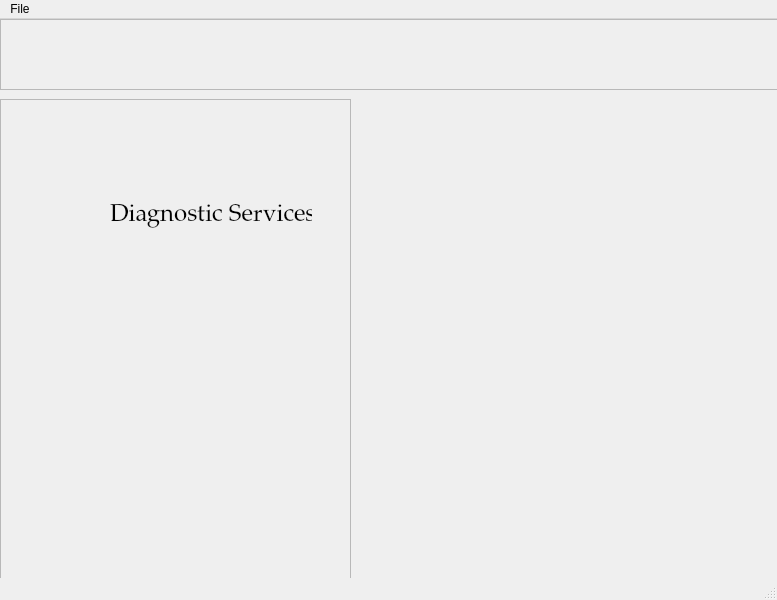
Old version of the form the_main_page.ui in the repository anasmansouri/pyqt_learning.
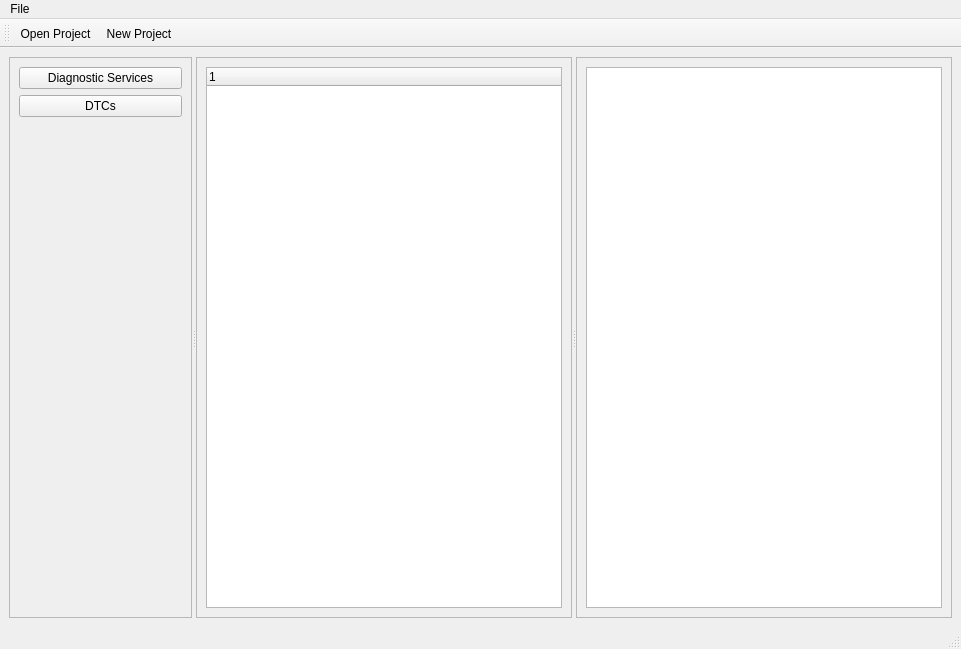
New version of the form. Icons and pictures are not drawn.

```diff
--- a/the_main_page.ui
+++ b/the_main_page.ui
@@ -6,8 +6,8 @@
    <rect>
     <x>0</x>
     <y>0</y>
-    <width>777</width>
-    <height>600</height>
+    <width>961</width>
+    <height>649</height>
    </rect>
   </property>
   <property name="windowTitle">
@@ -17,108 +17,91 @@
    <string/>
   </property>
   <widget class="QWidget" name="centralwidget">
-   <widget class="QFrame" name="frame">
-    <property name="geometry">
-     <rect>
-      <x>0</x>
-      <y>0</y>
-      <width>801</width>
-      <height>71</height>
-     </rect>
-    </property>
-    <property name="frameShape">
-     <enum>QFrame::StyledPanel</enum>
-    </property>
-    <property name="frameShadow">
-     <enum>QFrame::Raised</enum>
-    </property>
-    <widget class="QLabel" name="open_project_label">
-     <property name="geometry">
-      <rect>
-       <x>40</x>
-       <y>20</y>
-       <width>61</width>
-       <height>41</height>
-      </rect>
-     </property>
-     <property name="statusTip">
-      <string>Open a new project</string>
-     </property>
-     <property name="text">
-      <string/>
-     </property>
-     <property name="pixmap">
-      <pixmap resource="icons_2.qrc">:/images/folder.png</pixmap>
-     </property>
-     <property name="scaledContents">
-      <bool>true</bool>
-     </property>
-    </widget>
-    <widget class="QLabel" name="create_new_project_label">
-     <property name="geometry">
-      <rect>
-       <x>140</x>
-       <y>20</y>
-       <width>51</width>
-       <height>41</height>
-      </rect>
-     </property>
-     <property name="statusTip">
-      <string>Create a new project</string>
-     </property>
-     <property name="text">
-      <string/>
-     </property>
-     <property name="pixmap">
-      <pixmap resource="icons_2.qrc">:/images/add.png</pixmap>
-     </property>
-     <property name="scaledContents">
-      <bool>true</bool>
-     </property>
-    </widget>
-   </widget>
-   <widget class="QFrame" name="frame_2">
-    <property name="geometry">
-     <rect>
-      <x>0</x>
-      <y>80</y>
-      <width>351</width>
-      <height>491</height>
-     </rect>
-    </property>
-    <property name="frameShape">
-     <enum>QFrame::StyledPanel</enum>
-    </property>
-    <property name="frameShadow">
-     <enum>QFrame::Raised</enum>
-    </property>
-    <widget class="QLabel" name="diagnostic_services_label">
-     <property name="geometry">
-      <rect>
-       <x>110</x>
-       <y>100</y>
-       <width>202</width>
-       <height>32</height>
-      </rect>
-     </property>
-     <property name="font">
-      <font>
-       <family>Palatino Linotype</family>
-       <pointsize>18</pointsize>
-      </font>
-     </property>
-     <property name="text">
-      <string>Diagnostic Services</string>
-     </property>
-    </widget>
-   </widget>
+   <layout class="QHBoxLayout" name="horizontalLayout_3">
+    <item>
+     <widget class="QSplitter" name="splitter">
+      <property name="orientation">
+       <enum>Qt::Horizontal</enum>
+      </property>
+      <widget class="QFrame" name="frame">
+       <property name="frameShape">
+        <enum>QFrame::StyledPanel</enum>
+       </property>
+       <property name="frameShadow">
+        <enum>QFrame::Raised</enum>
+       </property>
+       <layout class="QVBoxLayout" name="verticalLayout">
+        <item>
+         <widget class="QPushButton" name="pushButton">
+          <property name="text">
+           <string>Diagnostic Services</string>
+          </property>
+         </widget>
+        </item>
+        <item>
+         <widget class="QPushButton" name="pushButton_2">
+          <property name="text">
+           <string>DTCs</string>
+          </property>
+         </widget>
+        </item>
+        <item>
+         <spacer name="verticalSpacer">
+          <property name="orientation">
+           <enum>Qt::Vertical</enum>
+          </property>
+          <property name="sizeHint" stdset="0">
+           <size>
+            <width>20</width>
+            <height>40</height>
+           </size>
+          </property>
+         </spacer>
+        </item>
+       </layout>
+      </widget>
+      <widget class="QFrame" name="frame_2">
+       <property name="frameShape">
+        <enum>QFrame::StyledPanel</enum>
+       </property>
+       <property name="frameShadow">
+        <enum>QFrame::Raised</enum>
+       </property>
+       <layout class="QHBoxLayout" name="horizontalLayout">
+        <item>
+         <widget class="QTreeWidget" name="treeWidget">
+          <column>
+           <property name="text">
+            <string notr="true">1</string>
+           </property>
+          </column>
+         </widget>
+        </item>
+       </layout>
+      </widget>
+      <widget class="QFrame" name="frame_3">
+       <property name="frameShape">
+        <enum>QFrame::StyledPanel</enum>
+       </property>
+       <property name="frameShadow">
+        <enum>QFrame::Raised</enum>
+       </property>
+       <layout class="QHBoxLayout" name="horizontalLayout_2">
+        <item>
+         <widget class="QListWidget" name="listWidget"/>
+        </item>
+       </layout>
+      </widget>
+     </widget>
+    </item>
+   </layout>
   </widget>
   <widget class="QMenuBar" name="menubar">
    <property name="geometry">
     <rect>
      <x>0</x>
      <y>0</y>
-     <width>777</width>
+     <width>961</width>
      <height>21</height>
     </rect>
    </property>
@@ -132,6 +115,19 @@
    <addaction name="menuFile"/>
   </widget>
   <widget class="QStatusBar" name="statusbar"/>
+  <widget class="QToolBar" name="toolBar">
+   <property name="windowTitle">
+    <string>toolBar</string>
+   </property>
+   <attribute name="toolBarArea">
+    <enum>TopToolBarArea</enum>
+   </attribute>
+   <attribute name="toolBarBreak">
+    <bool>false</bool>
+   </attribute>
+   <addaction name="actionOpen"/>
+   <addaction name="actionNew_Project"/>
+  </widget>
   <action name="actionNew_Project">
    <property name="icon">
     <iconset resource="icons_2.qrc">
```
